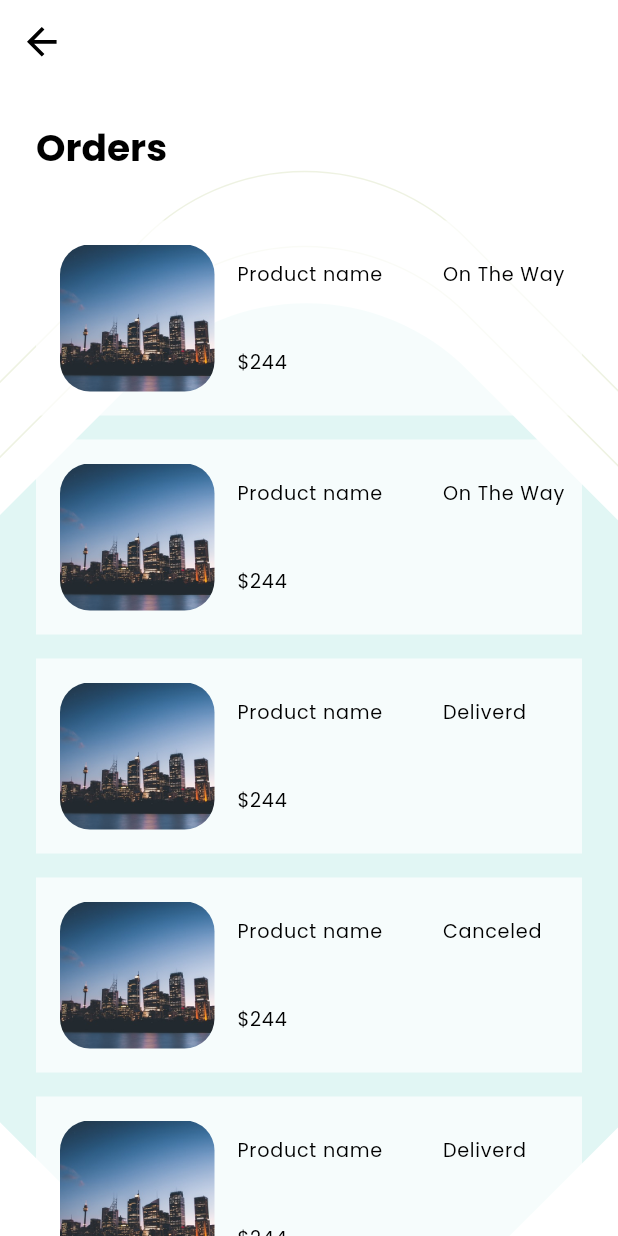
After one commit to artster10/Artsterproductui, a Flutter app: the OrderScreen screen opened directly, on a phone screen of 412 x 824 dp. The commit adds this screen. Run offline on Flutter 3.47's test engine with Material 3 defaults, Android fonts, the light colour scheme and no system bars; our stand-ins replace flutter_svg, google_fonts.

Commit message:
completed order page

```diff
--- a/productui/lib/screens/nav/nav.dart
+++ b/productui/lib/screens/nav/nav.dart
@@ -2,6 +2,7 @@ import 'package:flutter/material.dart';
 import 'package:flutter_svg/flutter_svg.dart';
 import 'package:productui/config/colors.dart';
 import 'package:productui/screens/home/home_screen.dart';
+import 'package:productui/screens/orders/order_screen.dart';
 import 'package:productui/screens/profile/profile_screen.dart';
 import 'package:productui/screens/widgets/custom_button.dart';
 import 'package:productui/screens/message/message_screen.dart';
@@ -18,7 +19,7 @@ class _NavState extends State<Nav> {
   final _pages = [
     HomeScreen(),
     MessageScreen(),
-    Text('Fav list'),
+    OrderScreen(),
     ProfileScreen()
   ];
 
--- /dev/null
+++ b/productui/lib/screens/orders/order_screen.dart
@@ -0,0 +1,83 @@
+import 'package:flutter/material.dart';
+import 'package:flutter_svg/flutter_svg.dart';
+import 'package:productui/screens/orders/widgets/order_item.dart';
+import 'package:productui/screens/orders/widgets/order_screen_background.dart';
+import 'package:productui/screens/nav/nav.dart';
+
+class OrderScreen extends StatelessWidget {
+  const OrderScreen({super.key});
+
+  @override
+  Widget build(BuildContext context) {
+    return OrderBackground(
+      child: Scaffold(
+        backgroundColor: Colors.transparent,
+        appBar: AppBar(
+          leading: IconButton(
+            onPressed: () => Navigator.push(
+              context,
+              MaterialPageRoute(
+                builder: (context) => Nav(),
+              ),
+            ),
+            icon: SvgPicture.asset('assets/icons/button_back.svg'),
+          ),
+        ),
+        body: SingleChildScrollView(
+          child: Padding(
+            padding: const EdgeInsets.all(24.0),
+            child: Column(
+              crossAxisAlignment: CrossAxisAlignment.start,
+              children: [
+                Text(
+                  'Orders',
+                  style: Theme.of(context)
+                      .textTheme
+                      .displaySmall!
+                      .copyWith(fontWeight: FontWeight.w700),
+                ),
+                const SizedBox(height: 30.0),
+                ListView(
+                  physics: NeverScrollableScrollPhysics(),
+                  shrinkWrap: true,
+                  children: [
+                    OrderItem(
+                      name: 'Product name',
+                      orderStatus: 'On The Way',
+                      price: '\$244',
+                    ),
+                    OrderItem(
+                      name: 'Product name',
+                      orderStatus: 'On The Way',
+                      price: '\$244',
+                    ),
+                    OrderItem(
+                      name: 'Product name',
+                      orderStatus: 'Deliverd',
+                      price: '\$244',
+                    ),
+                    OrderItem(
+                      name: 'Product name',
+                      orderStatus: 'Canceled',
+                      price: '\$244',
+                    ),
+                    OrderItem(
+                      name: 'Product name',
+                      orderStatus: 'Deliverd',
+                      price: '\$244',
+                    ),
+                    OrderItem(
+                      name: 'Product name',
+                      orderStatus: 'Deliverd',
+                      price: '\$244',
+                    ),
+                  ],
+                )
+              ],
+            ),
+          ),
+        ),
+      ),
+    );
+  }
+}
--- /dev/null
+++ b/productui/lib/screens/orders/widgets/order_item.dart
@@ -0,0 +1,95 @@
+import 'package:flutter/material.dart';
+import 'package:productui/config/colors.dart';
+// import 'package:productui/screens/widgets/profile_image.dart';
+
+class OrderItem extends StatelessWidget {
+  const OrderItem(
+      {super.key,
+      required this.name,
+      required this.orderStatus,
+      required this.price});
+  final String name;
+  final String orderStatus;
+  final String price;
+  @override
+  Widget build(BuildContext context) {
+    Size size = MediaQuery.of(context).size;
+    return Column(
+      children: [
+        Container(
+          height: 130,
+          margin: EdgeInsets.only(bottom: 16.0),
+          padding: EdgeInsets.all(16),
+          decoration: BoxDecoration(
+            color: kWhite.withOpacity(0.70),
+          ),
+          child: Row(
+            children: [
+              Container(
+                height: 100,
+                padding: const EdgeInsets.all(14.0),
+                width: size.width / 4,
+                margin: EdgeInsets.only(right: 15),
+                decoration: BoxDecoration(
+                  // color: Colors.red,
+                  borderRadius: BorderRadius.circular(20.0),
+                  image: DecorationImage(
+                    image: AssetImage('assets/images/building-1.jpg'),
+                    fit: BoxFit.cover,
+                  ),
+                ),
+              ),
+              Padding(
+                padding: EdgeInsets.symmetric(vertical: 10),
+                child: Column(
+                  crossAxisAlignment: CrossAxisAlignment.start,
+                  mainAxisAlignment: MainAxisAlignment.spaceBetween,
+                  children: [
+                    Text(
+                      name,
+                      style: Theme.of(context)
+                          .textTheme
+                          .labelSmall!
+                          .copyWith(color: kBlack),
+                      maxLines: 3,
+                      overflow: TextOverflow.ellipsis,
+                    ),
+                    Text(
+                      price,
+                      style: Theme.of(context)
+                          .textTheme
+                          .labelSmall!
+                          .copyWith(color: kBlack),
+                    ),
+                  ],
+                ),
+              ),
+              SizedBox(
+                width: 40,
+              ),
+              Padding(
+                padding: EdgeInsets.symmetric(vertical: 10),
+                child: Column(
+                  crossAxisAlignment: CrossAxisAlignment.end,
+                  mainAxisAlignment: MainAxisAlignment.spaceBetween,
+                  children: [
+                    Align(
+                      alignment: Alignment.topRight,
+                      child: Text(
+                        orderStatus,
+                        style: Theme.of(context)
+                            .textTheme
+                            .labelSmall!
+                            .copyWith(color: kBlack),
+                      ),
+                    ),
+                  ],
+                ),
+              )
+            ],
+          ),
+        )
+      ],
+    );
+  }
+}
--- /dev/null
+++ b/productui/lib/screens/orders/widgets/order_screen_background.dart
@@ -0,0 +1,61 @@
+import 'package:flutter/material.dart';
+import 'package:productui/config/colors.dart';
+import 'dart:math' as math;
+
+class OrderBackground extends StatelessWidget {
+  const OrderBackground({super.key, required this.child});
+
+  final Widget child;
+  @override
+  Widget build(BuildContext context) {
+    return Scaffold(
+      body: Stack(
+        alignment: Alignment.center,
+        children: [
+          Positioned(
+            top: 150,
+            child: Transform.rotate(
+              angle: math.pi / 4,
+              child: Container(
+                height: 465,
+                width: 473,
+                decoration: BoxDecoration(
+                  border: Border.all(width: 1.0, color: k3AccentLines),
+                  borderRadius: BorderRadius.circular(152.0),
+                ),
+              ),
+            ),
+          ),
+          Positioned(
+            top: 200,
+            child: Transform.rotate(
+              angle: math.pi / 4,
+              child: Container(
+                height: 465,
+                width: 473,
+                decoration: BoxDecoration(
+                  border: Border.all(width: 1.0, color: k3AccentLines),
+                  borderRadius: BorderRadius.circular(152.0),
+                ),
+              ),
+            ),
+          ),
+          Positioned(
+            top: 260.0,
+            child: Transform.rotate(
+              angle: math.pi / 4,
+              child: Container(
+                height: 575,
+                width: 580,
+                decoration: BoxDecoration(
+                    color: k2MainThemeColor,
+                    borderRadius: BorderRadius.circular(152.0)),
+              ),
+            ),
+          ),
+          child,
+        ],
+      ),
+    );
+  }
+}
```
